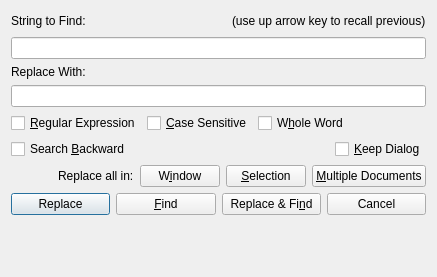
This is source/DialogReplace.ui in eteran/nedit-ng as Qt 5 draws it before an edit. The edited form follows.
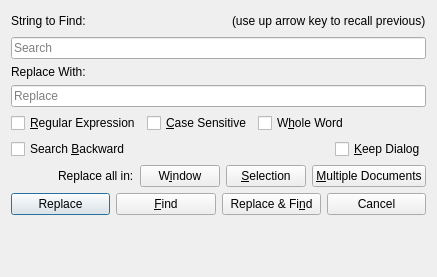
This is the edited form. Icons and pictures are not drawn.

The edit to the form file:
```diff
--- a/source/DialogReplace.ui
+++ b/source/DialogReplace.ui
@@ -47,6 +47,9 @@
    </item>
    <item>
     <widget class="QLineEdit" name="textFind">
+     <property name="placeholderText">
+      <string>Search</string>
+     </property>
      <property name="clearButtonEnabled">
       <bool>true</bool>
      </property>
@@ -61,6 +64,9 @@
    </item>
    <item>
     <widget class="QLineEdit" name="textReplace">
+     <property name="placeholderText">
+      <string>Replace</string>
+     </property>
      <property name="clearButtonEnabled">
       <bool>true</bool>
      </property>
```
